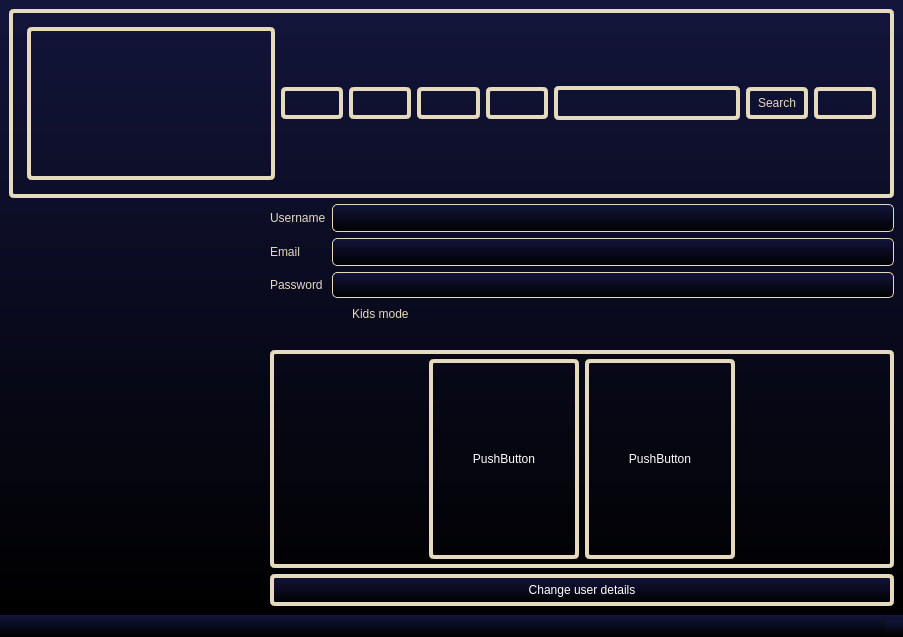
Dushnilas/recsys_project, file src/qt/persuser.ui: the form before one commit.
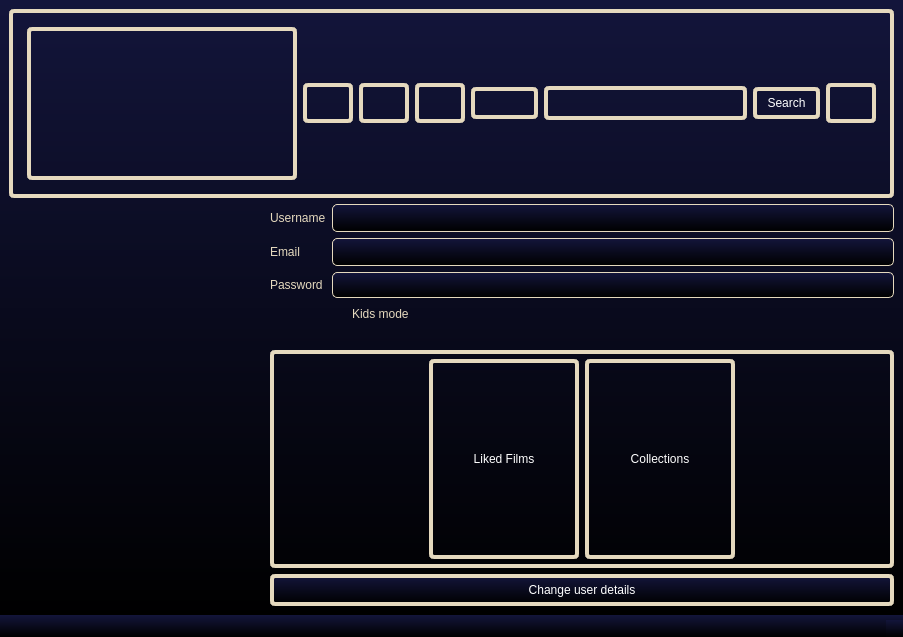
The form after the commit. Icons and pictures are not drawn.

```diff
--- a/src/qt/persuser.ui
+++ b/src/qt/persuser.ui
@@ -36,9 +36,7 @@
         <property name="frameShadow">
          <enum>QFrame::Raised</enum>
         </property>
-        <layout class="QHBoxLayout" name="horizontalLayout_3">
-         <item>
-          <layout class="QHBoxLayout" name="horizontalLayout" stretch="4,1,1,1,1,3,1,1">
+        <layout class="QHBoxLayout" name="horizontalLayout_3" stretch="4,1,1,1,1,3,1,1">
            <item>
             <widget class="QLabel" name="label">
              <property name="styleSheet">
@@ -50,7 +48,19 @@
             </widget>
            </item>
            <item>
-            <widget class="QPushButton" name="FilmsHButton">
+          <widget class="QPushButton" name="HomeBPU">
+           <property name="sizePolicy">
+            <sizepolicy hsizetype="Fixed" vsizetype="Fixed">
+             <horstretch>0</horstretch>
+             <verstretch>0</verstretch>
+            </sizepolicy>
+           </property>
+           <property name="minimumSize">
+            <size>
+             <width>40</width>
+             <height>40</height>
+            </size>
+           </property>
              <property name="styleSheet">
               <string notr="true">border-image: url(:/rec/Pics/housenormal.png);</string>
              </property>
@@ -60,7 +70,19 @@
             </widget>
            </item>
            <item>
-            <widget class="QPushButton" name="pushButton_3">
+          <widget class="QPushButton" name="FilmsBPU">
+           <property name="sizePolicy">
+            <sizepolicy hsizetype="Fixed" vsizetype="Fixed">
+             <horstretch>0</horstretch>
+             <verstretch>0</verstretch>
+            </sizepolicy>
+           </property>
+           <property name="minimumSize">
+            <size>
+             <width>40</width>
+             <height>40</height>
+            </size>
+           </property>
              <property name="styleSheet">
               <string notr="true">border-image: url(:/rec/Pics/Films.png);</string>
              </property>
@@ -70,7 +92,19 @@
             </widget>
            </item>
            <item>
-            <widget class="QPushButton" name="pushButton_2">
+          <widget class="QPushButton" name="TVShowsPU">
+           <property name="sizePolicy">
+            <sizepolicy hsizetype="Fixed" vsizetype="Fixed">
+             <horstretch>0</horstretch>
+             <verstretch>0</verstretch>
+            </sizepolicy>
+           </property>
+           <property name="minimumSize">
+            <size>
+             <width>40</width>
+             <height>40</height>
+            </size>
+           </property>
              <property name="styleSheet">
               <string notr="true">border-image: url(:/rec/Pics/TVShows.png);</string>
              </property>
@@ -80,7 +114,7 @@
             </widget>
            </item>
            <item>
-            <widget class="QPushButton" name="pushButton">
+          <widget class="QPushButton" name="KidsBPU">
              <property name="styleSheet">
               <string notr="true">border-image: url(:/rec/Pics/Kids.png);</string>
              </property>
@@ -92,18 +126,27 @@
            <item>
             <widget class="QLineEdit" name="lineEdit"/>
            </item>
-           <item>
-            <widget class="QPushButton" name="pushButton_6">
-             <property name="styleSheet">
-              <string notr="true">color:rgb(229, 217, 190);</string>
-             </property>
-             <property name="text">
-              <string>Search</string>
-             </property>
-            </widget>
-           </item>
            <item>
             <widget class="QPushButton" name="pushButton_5">
+           <property name="text">
+            <string>Search</string>
+           </property>
+          </widget>
+         </item>
+         <item>
+          <widget class="QPushButton" name="UserPU">
+           <property name="sizePolicy">
+            <sizepolicy hsizetype="Fixed" vsizetype="Fixed">
+             <horstretch>60</horstretch>
+             <verstretch>60</verstretch>
+            </sizepolicy>
+           </property>
+           <property name="minimumSize">
+            <size>
+             <width>40</width>
+             <height>40</height>
+            </size>
+           </property>
              <property name="styleSheet">
               <string notr="true">border-image: url(:/rec/Pics/profile-user.png);</string>
              </property>
@@ -113,8 +156,6 @@
             </widget>
            </item>
           </layout>
-         </item>
-        </layout>
        </widget>
       </item>
      </layout>
@@ -272,7 +313,7 @@
                 </size>
                </property>
                <property name="text">
-                <string>PushButton</string>
+                <string>Liked Films</string>
                </property>
               </widget>
              </item>
@@ -291,7 +332,7 @@
                 </size>
                </property>
                <property name="text">
-                <string>PushButton</string>
+                <string>Collections</string>
                </property>
               </widget>
              </item>
```
Left out of the diff: 4 changed lines with no effect on the pictures. Lines whose indentation alone changed are shown as unchanged.
